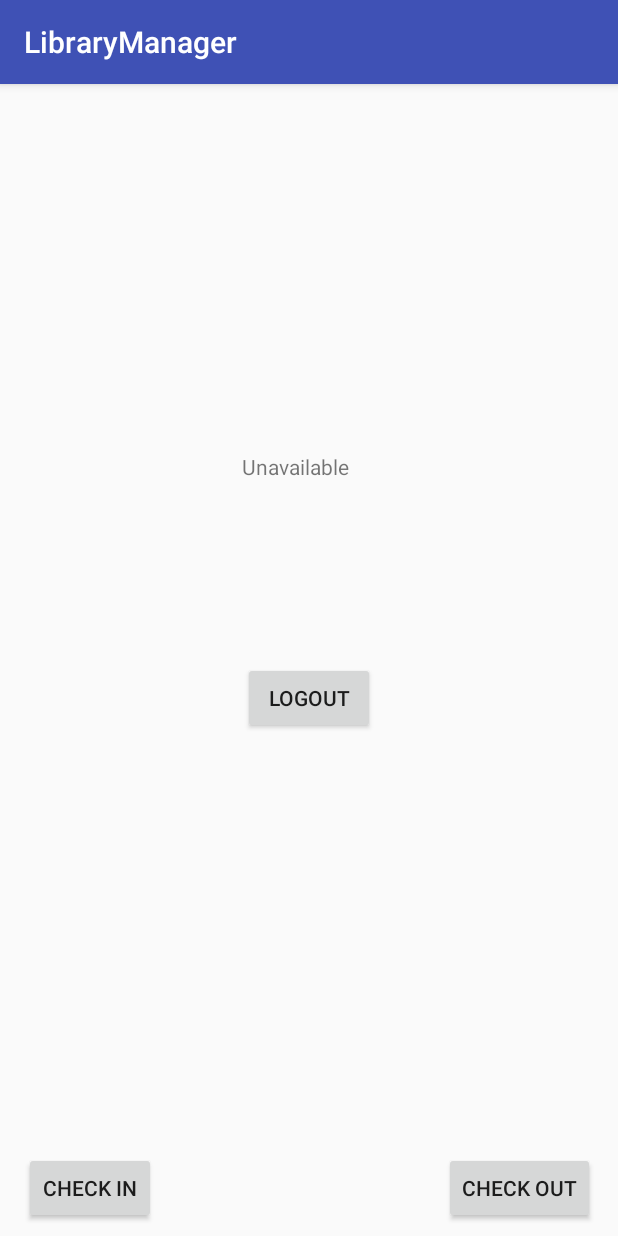
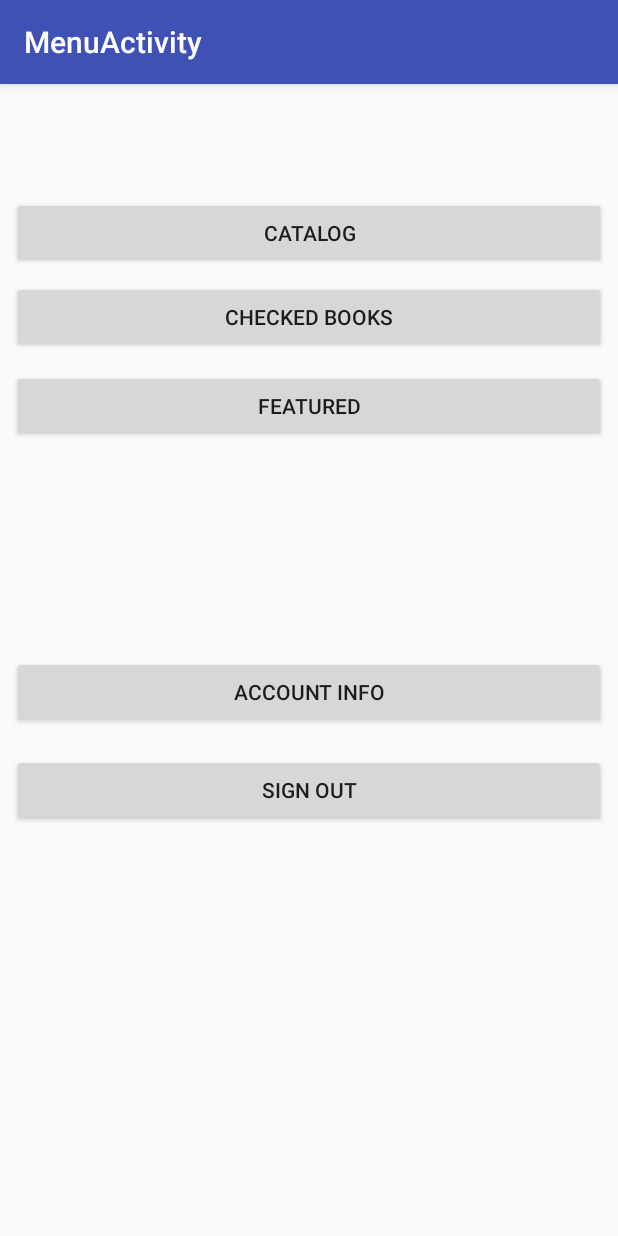
Before and after one commit to JRMalesky/LIbraryManager, an Android app: the screen it shows after launch once a user with an empty profile is signed in (MainActivity before the commit, MenuActivity after it), on a phone screen of 412 x 824 dp. Run offline under Robolectric (Android 15) with nearby library versions, the phone set to English and light mode, and no system bars; our stand-ins replace Firebase (no records; nobody signed in at launch, a user with empty details on screens opened directly).

Commit message:
End of first month

```diff
--- a/app/build.gradle
+++ b/app/build.gradle
@@ -29,6 +29,7 @@ dependencies {
     compile 'com.google.firebase:firebase-core:10.2.6'
     compile 'com.google.firebase:firebase-database:10.2.6'
     compile 'com.google.firebase:firebase-auth:10.2.6'
+    compile 'com.android.support:design:25.3.1'
     testCompile 'junit:junit:4.12'
 }
 apply plugin: 'com.google.gms.google-services'
--- a/app/src/main/java/com/example/andres/librarymanager/LogInActivity.java
+++ b/app/src/main/java/com/example/andres/librarymanager/LogInActivity.java
@@ -5,6 +5,7 @@ import android.support.annotation.NonNull;
 import android.support.v7.app.AppCompatActivity;
 import android.os.Bundle;
 import android.util.Log;
+import android.view.Menu;
 import android.view.View;
 import android.widget.Button;
 import android.widget.EditText;
@@ -19,7 +20,7 @@ import com.google.firebase.auth.FirebaseUser;
 
 public class LogInActivity extends AppCompatActivity {
 
-    private static final String TAG = "LogInAvtivity";
+    private static final String TAG = "LogInActivity";
     private FirebaseAuth mAuth;
 
     private FirebaseAuth.AuthStateListener mAuthListener;
@@ -47,7 +48,7 @@ public class LogInActivity extends AppCompatActivity {
                 if (user != null) {
                     // User is signed in
                     Log.d(TAG, "onAuthStateChanged:signed_in:" + user.getUid());
-                    startActivity(new Intent(LogInActivity.this, MainActivity.class));
+                    startActivity(new Intent(LogInActivity.this, MenuActivity.class));
                 } else {
                     // User is signed out
                     Log.d(TAG, "onAuthStateChanged:signed_out");
--- a/app/src/main/java/com/example/andres/librarymanager/MainActivity.java
+++ b/app/src/main/java/com/example/andres/librarymanager/MainActivity.java
@@ -21,16 +21,18 @@ public class MainActivity extends AppCompatActivity {
     private static final String TAG = "MainActivity";
     private FirebaseAuth mAuth;
     private FirebaseAuth.AuthStateListener mAuthListener;
-    TextView mConditionTextView;
-    TextView mNameTextView;
-    TextView mAuthorTextView;
-    Button mButtonCheckIn;
-    Button mButtonCheckOut;
-    Button mLogOut;
+    private TextView mConditionTextView;
+    private TextView mNameTextView;
+    private TextView mAuthorTextView;
+    private Button mButtonCheckIn;
+    private Button mButtonCheckOut;
+
+
+
     DatabaseReference mRootRef = FirebaseDatabase.getInstance().getReference();
-    DatabaseReference mConditionRef = mRootRef.child("Books").child("Lolita").child("Availability");
-    DatabaseReference mNameRef = mRootRef.child("Books").child("Lolita").child("BookName");
-    DatabaseReference mAuthorRef = mRootRef.child("Books").child("Lolita").child("Author");
+    DatabaseReference mConditionRef = mRootRef.child("Books").child(CatalogActivity.mbookname).child("Availability");
+    DatabaseReference mNameRef = mRootRef.child("Books").child(CatalogActivity.mbookname).child("BookName");
+    DatabaseReference mAuthorRef = mRootRef.child("Books").child(CatalogActivity.mbookname).child("Author");
     @Override
     protected void onCreate(Bundle savedInstanceState) {
         super.onCreate(savedInstanceState);
@@ -57,17 +59,32 @@ public class MainActivity extends AppCompatActivity {
         mAuthorTextView = (TextView) findViewById(R.id.textViewAuthor);
         mButtonCheckIn = (Button) findViewById(R.id.buttonTest1);
         mButtonCheckOut = (Button) findViewById(R.id.buttonTest2);
-        mLogOut = (Button) findViewById(R.id.buttonLogOut);
+
+        mButtonCheckIn.setOnClickListener(new View.OnClickListener() {
+            @Override
+            public void onClick(View v) {
+                mConditionRef.setValue(true);
+            }
+        });
+        mButtonCheckOut.setOnClickListener(new View.OnClickListener() {
+            @Override
+            public void onClick(View v) {
+                mConditionRef.setValue(false);
+            }
+        });
+
     }
     @Override
     protected void  onStart(){
         super.onStart();
+        mAuth.addAuthStateListener(mAuthListener);
         mNameRef.addValueEventListener(new ValueEventListener() {
             @Override
             public void onDataChange(DataSnapshot dataSnapshot) {
                 String text = dataSnapshot.getValue(String.class);
+
+
                 mNameTextView.setText(text);
-                mAuth.addAuthStateListener(mAuthListener);
             }
 
             @Override
@@ -106,24 +123,7 @@ public class MainActivity extends AppCompatActivity {
 
         }
     });
-        mLogOut.setOnClickListener(new View.OnClickListener() {
-            @Override
-            public void onClick(View v) {
-                mAuth.signOut();
-            }
-        });
-        mButtonCheckIn.setOnClickListener(new View.OnClickListener() {
-            @Override
-            public void onClick(View v) {
-                mConditionRef.setValue(true);
-            }
-        });
-        mButtonCheckOut.setOnClickListener(new View.OnClickListener() {
-            @Override
-            public void onClick(View v) {
-                mConditionRef.setValue(false);
-            }
-        });
+
     }
     @Override
     public void onStop() {
--- /dev/null
+++ b/app/src/main/java/com/example/andres/librarymanager/MenuActivity.java
@@ -0,0 +1,79 @@
+package com.example.andres.librarymanager;
+
+import android.content.Intent;
+import android.os.Bundle;
+import android.support.annotation.NonNull;
+import android.support.design.widget.FloatingActionButton;
+import android.support.design.widget.Snackbar;
+import android.support.v7.app.AppCompatActivity;
+import android.support.v7.widget.Toolbar;
+import android.util.Log;
+import android.view.View;
+import android.widget.Button;
+
+import com.google.firebase.auth.FirebaseAuth;
+import com.google.firebase.auth.FirebaseUser;
+
+public class MenuActivity extends AppCompatActivity {
+    private static final String TAG = "MenuActivity";
+    private FirebaseAuth mAuth;
+    private FirebaseAuth.AuthStateListener mAuthListener;
+    private Button mCatalog,mSignOut;
+
+    @Override
+    protected void onCreate(Bundle savedInstanceState) {
+        super.onCreate(savedInstanceState);
+        setContentView(R.layout.activity_menu);
+        Toolbar toolbar = (Toolbar) findViewById(R.id.toolbar);
+        setSupportActionBar(toolbar);
+
+        mAuth = FirebaseAuth.getInstance();
+        mAuthListener = new FirebaseAuth.AuthStateListener() {
+            @Override
+            public void onAuthStateChanged(@NonNull FirebaseAuth firebaseAuth) {
+                FirebaseUser user = firebaseAuth.getCurrentUser();
+                if (user != null) {
+                    // User is signed in
+                    Log.d(TAG, "onAuthStateChanged:signed_in:" + user.getUid());
+                } else {
+                    // User is signed out
+                    Log.d(TAG, "onAuthStateChanged:signed_out");
+                    startActivity(new Intent(MenuActivity.this, LogInActivity.class));
+                }
+                // ...
+            }
+        };
+
+
+        mCatalog = (Button)findViewById(R.id.buttonCatalog);
+
+        mSignOut = (Button)findViewById(R.id.buttonMenuSignOut);
+
+
+    }
+    @Override
+    protected void  onStart(){
+        super.onStart();
+        mAuth.addAuthStateListener(mAuthListener);
+        mSignOut.setOnClickListener(new View.OnClickListener() {
+        @Override
+        public void onClick(View v) {
+            mAuth.signOut();
+         }
+        });
+        mCatalog.setOnClickListener(new View.OnClickListener() {
+            @Override
+            public void onClick(View v) {
+                startActivity(new Intent(MenuActivity.this, CatalogActivity.class));
+            }
+        });
+    }
+    @Override
+    public void onStop() {
+        super.onStop();
+        if (mAuthListener != null) {
+            mAuth.removeAuthStateListener(mAuthListener);
+        }
+    }
+
+}
--- a/app/src/main/res/layout/activity_main.xml
+++ b/app/src/main/res/layout/activity_main.xml
@@ -56,16 +56,4 @@
         app:layout_constraintRight_toRightOf="parent"
         app:layout_constraintTop_toTopOf="parent" />
 
-    <Button
-        android:id="@+id/buttonLogOut"
-        android:layout_width="wrap_content"
-        android:layout_height="wrap_content"
-        android:layout_marginLeft="8dp"
-        android:layout_marginRight="8dp"
-        android:layout_marginTop="108dp"
-        android:text="LogOut"
-        app:layout_constraintLeft_toLeftOf="parent"
-        app:layout_constraintRight_toRightOf="parent"
-        app:layout_constraintTop_toBottomOf="@+id/texviewCondition" />
-
 </android.support.constraint.ConstraintLayout>
--- /dev/null
+++ b/app/src/main/res/layout/activity_menu.xml
@@ -0,0 +1,25 @@
+<?xml version="1.0" encoding="utf-8"?>
+<android.support.design.widget.CoordinatorLayout xmlns:android="http://schemas.android.com/apk/res/android"
+    xmlns:app="http://schemas.android.com/apk/res-auto"
+    xmlns:tools="http://schemas.android.com/tools"
+    android:layout_width="match_parent"
+    android:layout_height="match_parent"
+    tools:context="com.example.andres.librarymanager.MenuActivity">
+
+    <android.support.design.widget.AppBarLayout
+        android:layout_width="match_parent"
+        android:layout_height="wrap_content"
+        android:theme="@style/AppTheme.AppBarOverlay">
+
+        <android.support.v7.widget.Toolbar
+            android:id="@+id/toolbar"
+            android:layout_width="match_parent"
+            android:layout_height="?attr/actionBarSize"
+            android:background="?attr/colorPrimary"
+            app:popupTheme="@style/AppTheme.PopupOverlay" />
+
+    </android.support.design.widget.AppBarLayout>
+
+    <include layout="@layout/content_menu" />
+
+</android.support.design.widget.CoordinatorLayout>
--- /dev/null
+++ b/app/src/main/res/layout/content_menu.xml
@@ -0,0 +1,83 @@
+<?xml version="1.0" encoding="utf-8"?>
+<android.support.constraint.ConstraintLayout xmlns:android="http://schemas.android.com/apk/res/android"
+    xmlns:app="http://schemas.android.com/apk/res-auto"
+    xmlns:tools="http://schemas.android.com/tools"
+    android:layout_width="match_parent"
+    android:layout_height="match_parent"
+    app:layout_behavior="@string/appbar_scrolling_view_behavior"
+    tools:context="com.example.andres.librarymanager.MenuActivity"
+    tools:showIn="@layout/activity_menu">
+
+    <Button
+        android:id="@+id/buttonCatalog"
+        android:layout_width="match_parent"
+        android:layout_height="wrap_content"
+        android:layout_marginEnd="8dp"
+        android:layout_marginLeft="8dp"
+        android:layout_marginRight="8dp"
+        android:layout_marginStart="8dp"
+        android:layout_marginTop="75dp"
+        android:text="Catalog"
+        app:layout_constraintLeft_toLeftOf="parent"
+        app:layout_constraintRight_toRightOf="parent"
+        app:layout_constraintTop_toTopOf="parent" />
+
+    <Button
+        android:id="@+id/buttonToChecked"
+        android:layout_width="match_parent"
+        android:layout_height="wrap_content"
+        android:layout_marginEnd="8dp"
+        android:layout_marginLeft="8dp"
+        android:layout_marginRight="8dp"
+        android:layout_marginStart="8dp"
+        android:layout_marginTop="8dp"
+        android:text="Checked Books"
+        app:layout_constraintLeft_toLeftOf="parent"
+        app:layout_constraintRight_toRightOf="parent"
+        app:layout_constraintTop_toBottomOf="@+id/buttonCatalog" />
+
+    <Button
+        android:id="@+id/buttonToAccountInfo"
+        android:layout_width="match_parent"
+        android:layout_height="wrap_content"
+        android:layout_marginEnd="8dp"
+        android:layout_marginLeft="8dp"
+        android:layout_marginRight="8dp"
+        android:layout_marginStart="8dp"
+        android:layout_marginTop="202dp"
+        android:text="Account Info"
+        app:layout_constraintLeft_toLeftOf="parent"
+        app:layout_constraintRight_toRightOf="parent"
+        app:layout_constraintTop_toBottomOf="@+id/buttonToChecked"
+        app:layout_constraintHorizontal_bias="0.0" />
+
+    <Button
+        android:id="@+id/buttonMenuSignOut"
+        android:layout_width="0dp"
+        android:layout_height="wrap_content"
+        android:layout_marginEnd="8dp"
+        android:layout_marginLeft="8dp"
+        android:layout_marginRight="8dp"
+        android:layout_marginStart="8dp"
+        android:layout_marginTop="17dp"
+        android:text="Sign Out"
+        app:layout_constraintLeft_toLeftOf="parent"
+        app:layout_constraintRight_toRightOf="parent"
+        app:layout_constraintTop_toBottomOf="@+id/buttonToAccountInfo"
+        app:layout_constraintHorizontal_bias="1.0" />
+
+    <Button
+        android:id="@+id/buttonFeaturedBooks"
+        android:layout_width="match_parent"
+        android:layout_height="wrap_content"
+        android:layout_marginEnd="8dp"
+        android:layout_marginLeft="8dp"
+        android:layout_marginRight="8dp"
+        android:layout_marginStart="8dp"
+        android:text="Featured"
+        app:layout_constraintHorizontal_bias="0.0"
+        app:layout_constraintLeft_toLeftOf="parent"
+        app:layout_constraintRight_toRightOf="parent"
+        android:layout_marginTop="11dp"
+        app:layout_constraintTop_toBottomOf="@+id/buttonToChecked" />
+</android.support.constraint.ConstraintLayout>
--- /dev/null
+++ b/app/src/main/res/values/dimens.xml
@@ -0,0 +1,3 @@
+<resources>
+    <dimen name="fab_margin">16dp</dimen>
+</resources>
--- a/app/src/main/res/values/strings.xml
+++ b/app/src/main/res/values/strings.xml
@@ -1,3 +1,5 @@
 <resources>
     <string name="app_name">LibraryManager</string>
+    <string name="title_activity_example">ExampleActivity</string>
+    <string name="title_activity_menu">MenuActivity</string>
 </resources>
--- a/app/src/main/res/values/styles.xml
+++ b/app/src/main/res/values/styles.xml
@@ -8,4 +8,13 @@
         <item name="colorAccent">@color/colorAccent</item>
     </style>
 
+    <style name="AppTheme.NoActionBar">
+        <item name="windowActionBar">false</item>
+        <item name="windowNoTitle">true</item>
+    </style>
+
+    <style name="AppTheme.AppBarOverlay" parent="ThemeOverlay.AppCompat.Dark.ActionBar" />
+
+    <style name="AppTheme.PopupOverlay" parent="ThemeOverlay.AppCompat.Light" />
+
 </resources>
```
Also changed, not shown: app/src/main/AndroidManifest.xml (+13 -1 lines), app/src/main/java/com/example/andres/librarymanager/CatalogActivity.java (added, +142 -0 lines), app/src/main/java/com/example/andres/librarymanager/ExampleActivity.java (added, +119 -0 lines), app/src/main/res/GlobalBookName.java (added, +9 -0 lines), app/src/main/res/layout/activity_catalog.xml (added, +56 -0 lines), app/src/main/res/layout/activity_example.xml (added, +33 -0 lines), app/src/main/res/layout/content_example.xml (added, +89 -0 lines).
